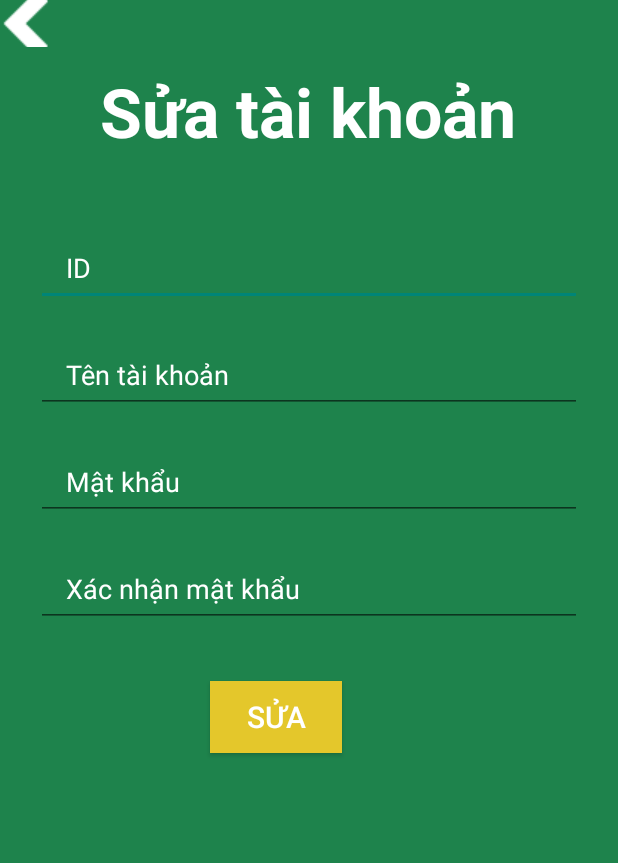
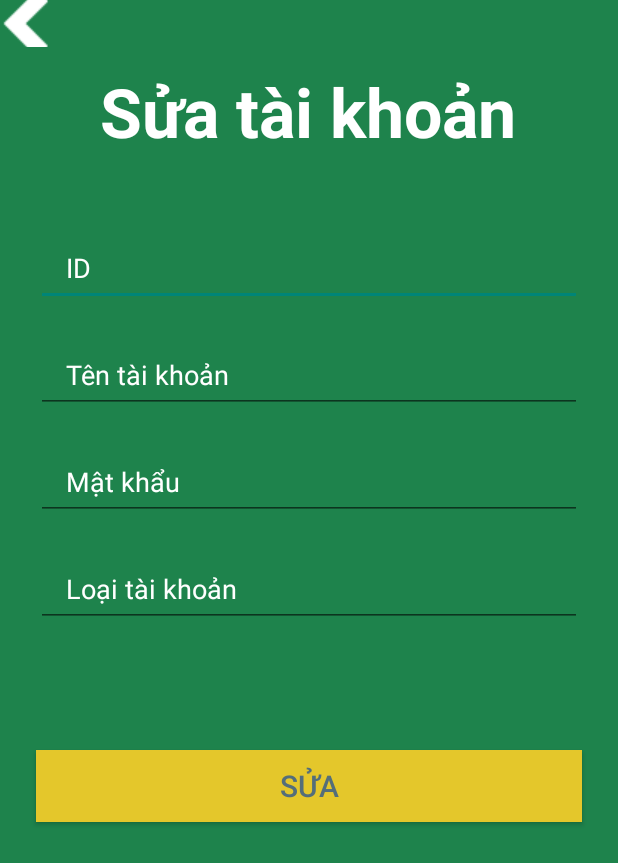
Before and after one commit to DinhHuyHoang-20130265/News, an Android app: the layout activity_edit_account.xml on its own in the app's theme, with its tools: preview values and no code run, on a phone screen of 412 x 824 dp. Shown: the top 863 px of the screen. Run offline under Robolectric (Android 15) with nearby library versions, the phone set to English and light mode, and no system bars.

Commit message:
hoan thanh edit account

```diff
--- a/app/build.gradle
+++ b/app/build.gradle
@@ -30,6 +30,7 @@ android {
 }
 
 dependencies {
+    implementation 'com.android.volley:volley:1.0.0'
     implementation "com.google.android.gms:play-services-location:15.0.1"
     implementation 'org.jetbrains.kotlinx:kotlinx-coroutines-android:1.5.0'
     implementation 'com.google.firebase:firebase-database:20.2.2'
--- a/app/src/main/AndroidManifest.xml
+++ b/app/src/main/AndroidManifest.xml
@@ -48,6 +48,9 @@
             android:name=".AnalyzeActivity"
             android:exported="true" />
         <activity
+            android:name=".EditUserActivity"
+            android:exported="true" />
+        <activity
             android:name=".MainActivity"
             android:exported="true"
             android:theme="@style/Theme.MaterialComponents.Light.NoActionBar.Bridge">
--- a/app/src/main/res/layout/activity_edit_account.xml
+++ b/app/src/main/res/layout/activity_edit_account.xml
@@ -30,7 +30,8 @@
             android:layout_width="match_parent"
             android:layout_height="match_parent"
             app:layout_constraintBottom_toBottomOf="@+id/create"
-            app:layout_constraintTop_toBottomOf="@+id/create">
+            app:layout_constraintTop_toBottomOf="@+id/create"
+            tools:ignore="ExtraText">
 
 
             <ImageView
@@ -108,14 +109,14 @@
                 app:layout_constraintTop_toBottomOf="@+id/editTextTK" />
 
             <EditText
-                android:id="@+id/editTextXNMK"
+                android:id="@+id/editTextType"
                 android:layout_width="0dp"
                 android:layout_height="wrap_content"
                 android:layout_marginTop="20dp"
                 android:drawablePadding="10dp"
                 android:ems="10"
-                android:hint="Xác nhận mật khẩu"
-                android:inputType="textPassword"
+                android:hint="Loại tài khoản"
+                android:inputType="text"
                 android:paddingLeft="20dp"
                 android:paddingTop="13dp"
                 android:paddingRight="20dp"
@@ -151,17 +152,17 @@
 
 
             <Button
-                android:id="@+id/buttonDangKy"
+                android:id="@+id/buttonSua"
                 android:layout_width="0dp"
                 android:layout_height="wrap_content"
-                android:layout_marginStart="116dp"
-                android:layout_marginTop="36dp"
                 android:background="#E4C72B"
                 android:text="Sửa"
-                android:textColor="@color/white"
+                android:textColor="#546E7A"
                 android:textSize="20dp"
-                app:layout_constraintStart_toStartOf="@+id/editTextXNMK"
-                app:layout_constraintTop_toBottomOf="@+id/editTextXNMK" />
+                app:layout_constraintBottom_toBottomOf="parent"
+                app:layout_constraintEnd_toEndOf="@+id/editTextType"
+                app:layout_constraintStart_toStartOf="@+id/editTextType"
+                app:layout_constraintTop_toTopOf="@+id/editTextTK" />
             />
         </androidx.constraintlayout.widget.ConstraintLayout>
     </ScrollView>
--- a/app/src/main/res/menu/drawer_view.xml
+++ b/app/src/main/res/menu/drawer_view.xml
@@ -21,8 +21,5 @@
             android:id="@+id/logout"
             android:icon="@drawable/logout"
             android:title="Đăng xuất" />
-        <item
-            android:id="@+id/weather"
-            android:title="Thời tiết" />
     </group>
 </menu>
```
Also changed, not shown: app/src/main/java/com/example/news/AnalyzeActivity.java (+9 -2 lines), app/src/main/java/com/example/news/EditUserActivity.java (+43 -0 lines), app/src/main/java/com/example/news/MainActivity.java (+3 -11 lines), app/src/main/java/com/example/news/data/FirebaseData.java (+27 -0 lines), app/src/main/res/layout/activity_main.xml (+8 -1 lines).
